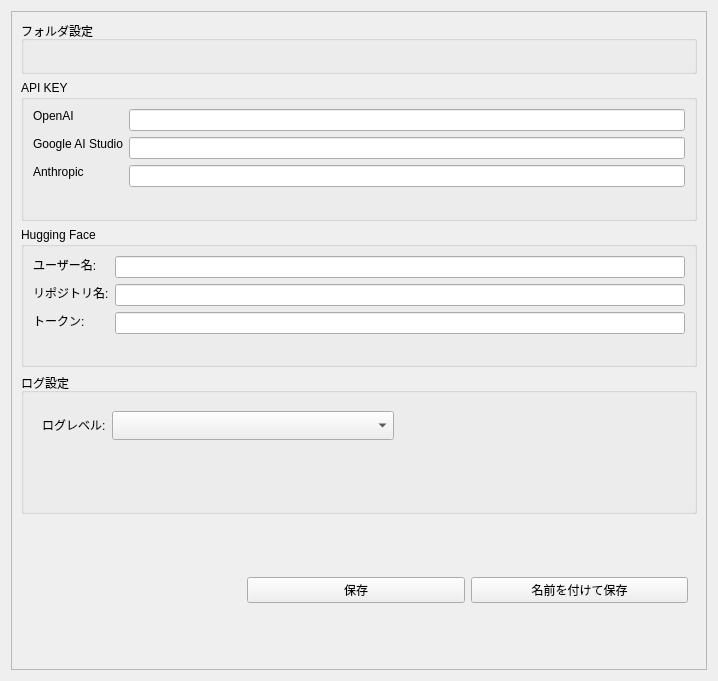
Above: src/lorairo/gui/designer/ConfigurationWindow.ui from NEXTAltair/LoRAIro before the change. Below: the same form after it.
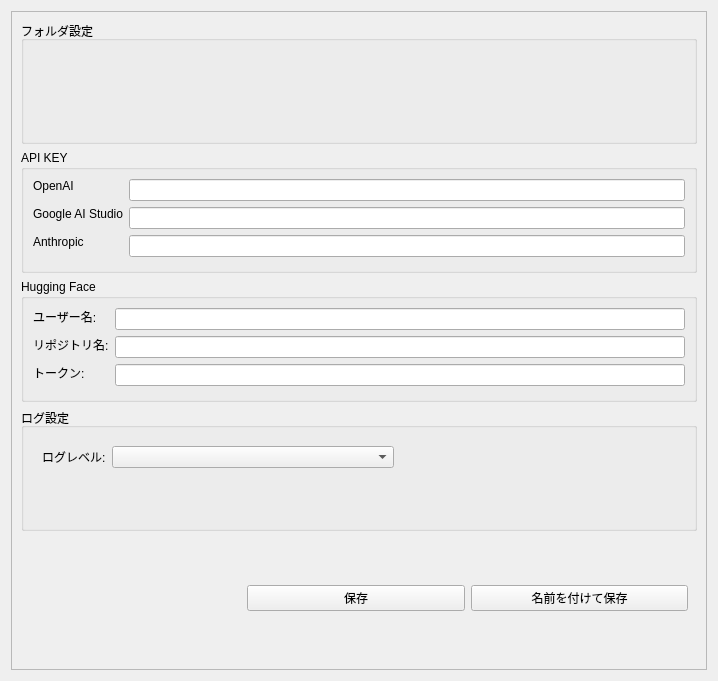
That is the form after the change. Custom widgets are drawn as their Qt base class.

Commit message: fix: Correct container vsizetype from Fixed to Preferred in UI conversion

Diff of the .ui file:
```diff
--- a/src/lorairo/gui/designer/ConfigurationWindow.ui
+++ b/src/lorairo/gui/designer/ConfigurationWindow.ui
@@ -46,7 +46,7 @@
           </item>
          </layout>
          <property name="sizePolicy">
-          <sizepolicy hsizetype="Expanding" vsizetype="Fixed">
+          <sizepolicy hsizetype="Expanding" vsizetype="Preferred">
            <horstretch>0</horstretch>
            <verstretch>0</verstretch>
           </sizepolicy>
```
The commit also changes 30 other files.
